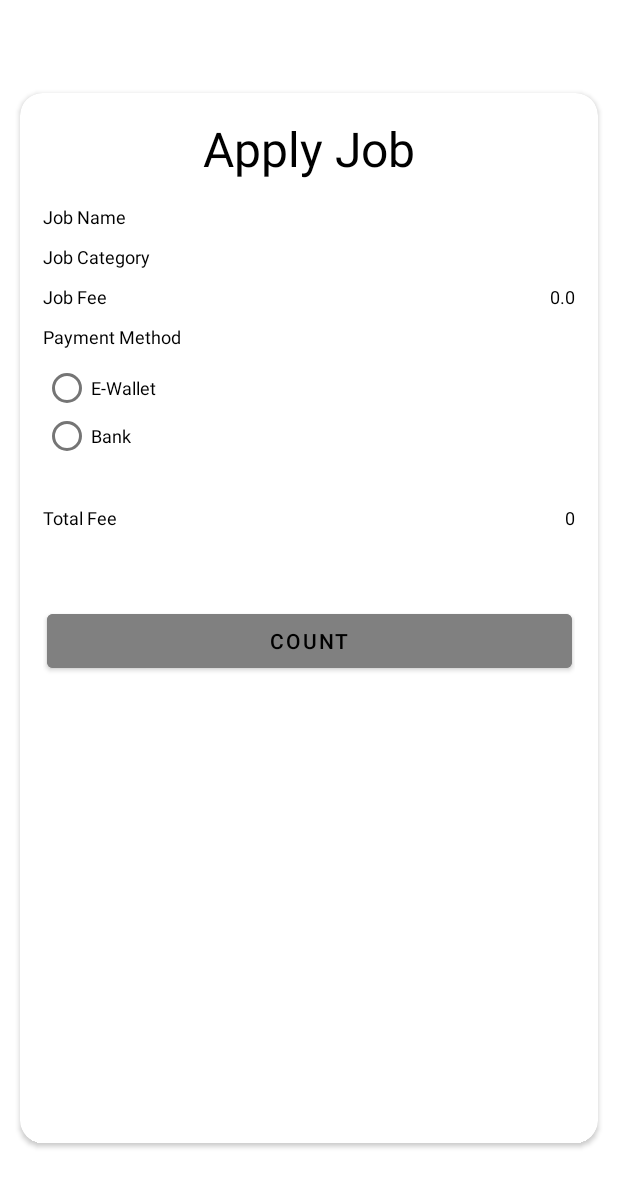
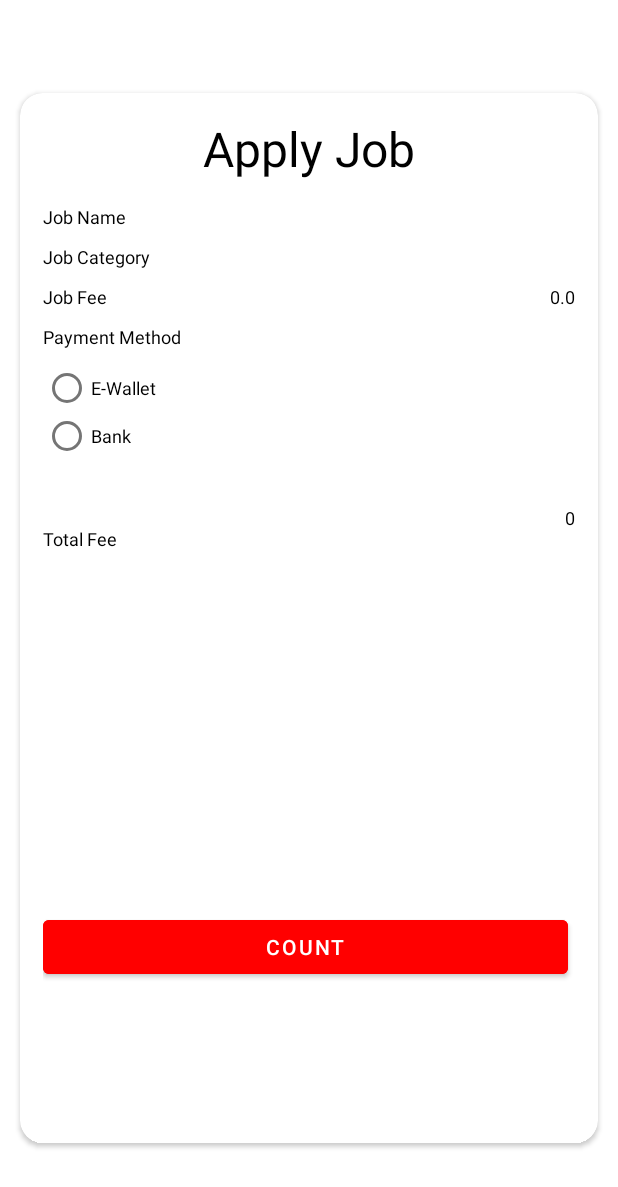
Before and after one commit to aurellio18/jwork-android, an Android app: the ApplyJobActivity screen opened directly, with no data from a screen before it, on a phone screen of 412 x 824 dp. Shown: the top 1187 px of the screen. Run offline under Robolectric (Android 15) with nearby library versions, the phone set to English and light mode, and no system bars; our stand-ins replace Volley; network calls fail; 5 statements that could not run were skipped.

Commit message:
TT_Aurellio

```diff
--- a/app/src/main/java/aurelliofishandy/jwork_android/ApplyJobActivity.java
+++ b/app/src/main/java/aurelliofishandy/jwork_android/ApplyJobActivity.java
@@ -22,6 +22,11 @@ import org.json.JSONException;
 import org.json.JSONObject;
 
 import java.util.ArrayList;
+
+/**
+ * @author (Aurellio Fishandy)
+ * @version (Modul 2 - 29-Jun-2021)
+ */
 
 public class ApplyJobActivity extends AppCompatActivity {
     //Variabel yang digunakan pada class
--- a/app/src/main/java/aurelliofishandy/jwork_android/ApplyJobRequest.java
+++ b/app/src/main/java/aurelliofishandy/jwork_android/ApplyJobRequest.java
@@ -8,7 +8,10 @@ import java.util.ArrayList;
 import java.util.HashMap;
 import java.util.List;
 import java.util.Map;
-
+/**
+ * @author (Aurellio Fishandy)
+ * @version (Modul 2 - 29-Jun-2021)
+ */
 public class ApplyJobRequest extends StringRequest {
     //Variabel dan URL yang digunakan
     private static final String URLBank = "http://10.0.2.2:8080/invoice/createBankPayment";
--- a/app/src/main/java/aurelliofishandy/jwork_android/BonusRequest.java
+++ b/app/src/main/java/aurelliofishandy/jwork_android/BonusRequest.java
@@ -6,6 +6,10 @@ import com.android.volley.toolbox.StringRequest;
 
 import java.util.HashMap;
 import java.util.Map;
+/**
+ * @author (Aurellio Fishandy)
+ * @version (Modul 2 - 29-Jun-2021)
+ */
 
 public class BonusRequest extends StringRequest {
     //Variabel dan URL yang digunakan
--- a/app/src/main/java/aurelliofishandy/jwork_android/Job.java
+++ b/app/src/main/java/aurelliofishandy/jwork_android/Job.java
@@ -1,5 +1,8 @@
 package aurelliofishandy.jwork_android;
-
+/**
+ * @author (Aurellio Fishandy)
+ * @version (Modul 2 - 29-Jun-2021)
+ */
 public class Job {
 
     //Variabel yang digunakan pada class
--- a/app/src/main/java/aurelliofishandy/jwork_android/JobBatalRequest.java
+++ b/app/src/main/java/aurelliofishandy/jwork_android/JobBatalRequest.java
@@ -7,7 +7,10 @@ import com.android.volley.toolbox.StringRequest;
 
 import java.util.HashMap;
 import java.util.Map;
-
+/**
+ * @author (Aurellio Fishandy)
+ * @version (Modul 2 - 29-Jun-2021)
+ */
 public class JobBatalRequest extends StringRequest {
     //Variabel dan URL yang digunakan
     private static final String URLInvoice = "http://10.0.2.2:8080/invoice/InvoiceStatus/";
--- a/app/src/main/java/aurelliofishandy/jwork_android/JobFetchRequest.java
+++ b/app/src/main/java/aurelliofishandy/jwork_android/JobFetchRequest.java
@@ -5,7 +5,10 @@ import com.android.volley.toolbox.StringRequest;
 
 import java.util.HashMap;
 import java.util.Map;
-
+/**
+ * @author (Aurellio Fishandy)
+ * @version (Modul 2 - 29-Jun-2021)
+ */
 public class JobFetchRequest extends StringRequest {
     //Variabel dan URL yang digunakan
     private static final String URLJobseeker = "http://10.0.2.2:8080/invoice/jobseeker/";
--- a/app/src/main/java/aurelliofishandy/jwork_android/JobSelesaiRequest.java
+++ b/app/src/main/java/aurelliofishandy/jwork_android/JobSelesaiRequest.java
@@ -7,7 +7,10 @@ import com.android.volley.toolbox.StringRequest;
 
 import java.util.HashMap;
 import java.util.Map;
-
+/**
+ * @author (Aurellio Fishandy)
+ * @version (Modul 2 - 29-Jun-2021)
+ */
 public class JobSelesaiRequest extends StringRequest {
     //Variabel dan URL yang digunakan
     private static final String URLInvoice = "http://10.0.2.2:8080/invoice/InvoiceStatus/";
--- a/app/src/main/java/aurelliofishandy/jwork_android/Location.java
+++ b/app/src/main/java/aurelliofishandy/jwork_android/Location.java
@@ -1,5 +1,8 @@
 package aurelliofishandy.jwork_android;
-
+/**
+ * @author (Aurellio Fishandy)
+ * @version (Modul 2 - 29-Jun-2021)
+ */
 public class Location {
     //Variabel yang digunakan
     private String province;
--- a/app/src/main/java/aurelliofishandy/jwork_android/LoginRequest.java
+++ b/app/src/main/java/aurelliofishandy/jwork_android/LoginRequest.java
@@ -6,7 +6,10 @@ import com.android.volley.toolbox.StringRequest;
 
 import java.util.HashMap;
 import java.util.Map;
-
+/**
+ * @author (Aurellio Fishandy)
+ * @version (Modul 2 - 29-Jun-2021)
+ */
 public class LoginRequest extends StringRequest {
     //Variabel dan URL yang digunakan
     private static final String URL = "http://10.0.2.2:8080/jobseeker/login";
--- a/app/src/main/java/aurelliofishandy/jwork_android/MenuRequest.java
+++ b/app/src/main/java/aurelliofishandy/jwork_android/MenuRequest.java
@@ -17,7 +17,10 @@ import com.android.volley.toolbox.StringRequest;
 
 import java.util.HashMap;
 import java.util.Map;
-
+/**
+ * @author (Aurellio Fishandy)
+ * @version (Modul 2 - 29-Jun-2021)
+ */
 public class MenuRequest extends StringRequest {
     //Variabel dan URL yang digunakan
     private static final String URL = "http://10.0.2.2:8080/job";
--- a/app/src/main/java/aurelliofishandy/jwork_android/Recruiter.java
+++ b/app/src/main/java/aurelliofishandy/jwork_android/Recruiter.java
@@ -1,5 +1,8 @@
 package aurelliofishandy.jwork_android;
-
+/**
+ * @author (Aurellio Fishandy)
+ * @version (Modul 2 - 29-Jun-2021)
+ */
 public class Recruiter {
     //Variabel yang digunakan pada class
     private int id;
--- a/app/src/main/java/aurelliofishandy/jwork_android/RegisterActivity.java
+++ b/app/src/main/java/aurelliofishandy/jwork_android/RegisterActivity.java
@@ -17,7 +17,10 @@ import com.android.volley.toolbox.Volley;
 
 import org.json.JSONException;
 import org.json.JSONObject;
-
+/**
+ * @author (Aurellio Fishandy)
+ * @version (Modul 2 - 29-Jun-2021)
+ */
 public class RegisterActivity extends AppCompatActivity implements Response.ErrorListener {
 
 
--- a/app/src/main/java/aurelliofishandy/jwork_android/RegisterRequest.java
+++ b/app/src/main/java/aurelliofishandy/jwork_android/RegisterRequest.java
@@ -6,7 +6,10 @@ import com.android.volley.toolbox.StringRequest;
 
 import java.util.HashMap;
 import java.util.Map;
-
+/**
+ * @author (Aurellio Fishandy)
+ * @version (Modul 2 - 29-Jun-2021)
+ */
 public class RegisterRequest extends StringRequest {
     //Variabel dan URL yang digunakan
     private static final  String URL = "http://10.0.2.2:8080/jobseeker/register";
--- a/app/src/main/java/aurelliofishandy/jwork_android/SelesaiJobActivity.java
+++ b/app/src/main/java/aurelliofishandy/jwork_android/SelesaiJobActivity.java
@@ -18,7 +18,10 @@ import com.android.volley.toolbox.Volley;
 import org.json.JSONArray;
 import org.json.JSONException;
 import org.json.JSONObject;
-
+/**
+ * @author (Aurellio Fishandy)
+ * @version (Modul 2 - 29-Jun-2021)
+ */
 
 public class SelesaiJobActivity extends AppCompatActivity {
     //Variabel yang digunakan
@@ -88,6 +91,7 @@ public class SelesaiJobActivity extends AppCompatActivity {
                 Response.Listener<String> responseListener = new Response.Listener<String>() {
                     @Override
                     public void onResponse(String response) {
+                        // membuat json object yang isinya invoice berhasil diselesaikan
                         try {
                             JSONObject invoice = new JSONObject(response);
                             if (invoice.getString("invoiceStatus").equals("Finished")) {
--- a/app/src/main/res/layout/activity_apply_job.xml
+++ b/app/src/main/res/layout/activity_apply_job.xml
@@ -162,7 +162,7 @@
                 android:id="@+id/staticTotalFee"
                 android:layout_width="wrap_content"
                 android:layout_height="wrap_content"
-                android:layout_marginTop="30dp"
+                android:layout_marginTop="44dp"
                 android:text="Total Fee"
                 android:textColor="@color/black"
                 android:textSize="12sp"
@@ -185,11 +185,12 @@
                 android:layout_width="350dp"
                 android:layout_height="wrap_content"
                 android:layout_gravity="center"
-                android:layout_marginTop="50dp"
-                android:backgroundTint="#808080"
+                android:layout_marginTop="240dp"
+                android:backgroundTint="#FF0000"
                 android:text="count"
-                android:textColor="@color/black"
+                android:textColor="@color/white"
                 app:layout_constraintEnd_toEndOf="parent"
+                app:layout_constraintHorizontal_bias="0.0"
                 app:layout_constraintStart_toStartOf="parent"
                 app:layout_constraintTop_toBottomOf="@id/staticTotalFee" />
 
@@ -198,13 +199,15 @@
                 android:layout_width="350dp"
                 android:layout_height="wrap_content"
                 android:layout_gravity="center"
-                android:layout_marginTop="50dp"
-                android:backgroundTint="#808080"
+                android:layout_marginTop="240dp"
+                android:backgroundTint="#FF0000"
                 android:text="apply now"
-                android:textColor="@color/black"
+                android:textColor="@color/white"
                 app:layout_constraintEnd_toEndOf="parent"
+                app:layout_constraintHorizontal_bias="0.0"
                 app:layout_constraintStart_toStartOf="parent"
-                app:layout_constraintTop_toBottomOf="@id/staticTotalFee" />
+                app:layout_constraintTop_toBottomOf="@id/staticTotalFee"
+                app:rippleColor="#FFFFFF" />
 
         </androidx.constraintlayout.widget.ConstraintLayout>
     </androidx.cardview.widget.CardView>
```
Also changed, not shown: app/src/main/java/aurelliofishandy/jwork_android/LoginActivity.java (+5 -2 lines), app/src/main/java/aurelliofishandy/jwork_android/MainActivity.java (+15 -4 lines), app/src/main/java/aurelliofishandy/jwork_android/MainListAdapter.java (+10 -1 lines), app/src/main/res/layout/activity_register.xml (+11 -11 lines).
